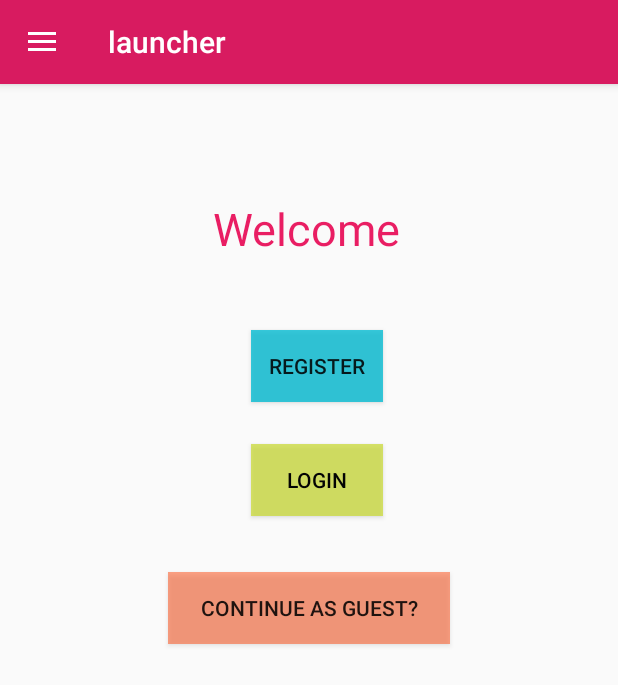
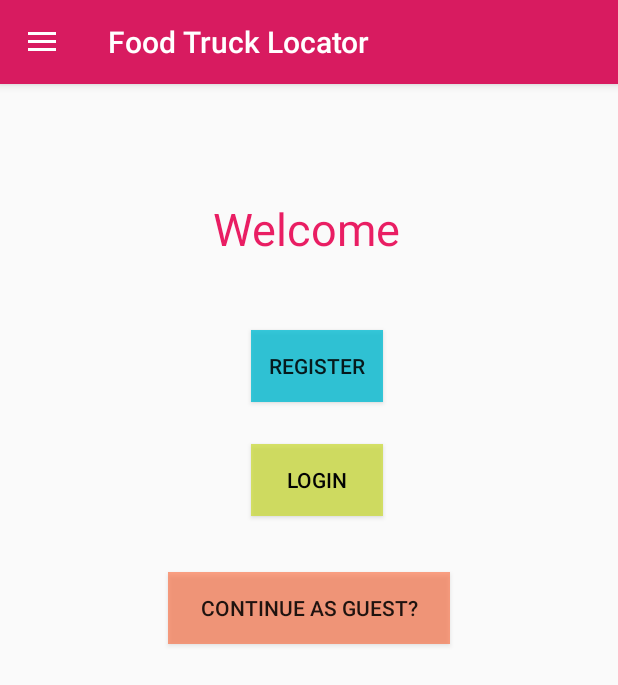
Before and after one commit to AnuGill/Food_Truck_Locator, an Android app: the screen it shows after launch (MainActivity), on a phone screen of 412 x 824 dp. Shown: the top 685 px of the screen. Run offline under Robolectric (Android 15) with nearby library versions, the phone set to English and light mode, and no system bars; our stand-ins replace data binding, navigation-ui.

Commit message:
Updated label for launcher fragment

```diff
--- a/app/src/main/res/navigation/navigation.xml
+++ b/app/src/main/res/navigation/navigation.xml
@@ -7,7 +7,7 @@
     <fragment
         android:id="@+id/launcher"
         android:name="com.android.example.foodtrucklocator.Launcher"
-        android:label="launcher"
+        android:label="Food Truck Locator"
         tools:layout="@layout/launcher">
         <action
             android:id="@+id/action_titleFragment_to_registerFragment"
```
